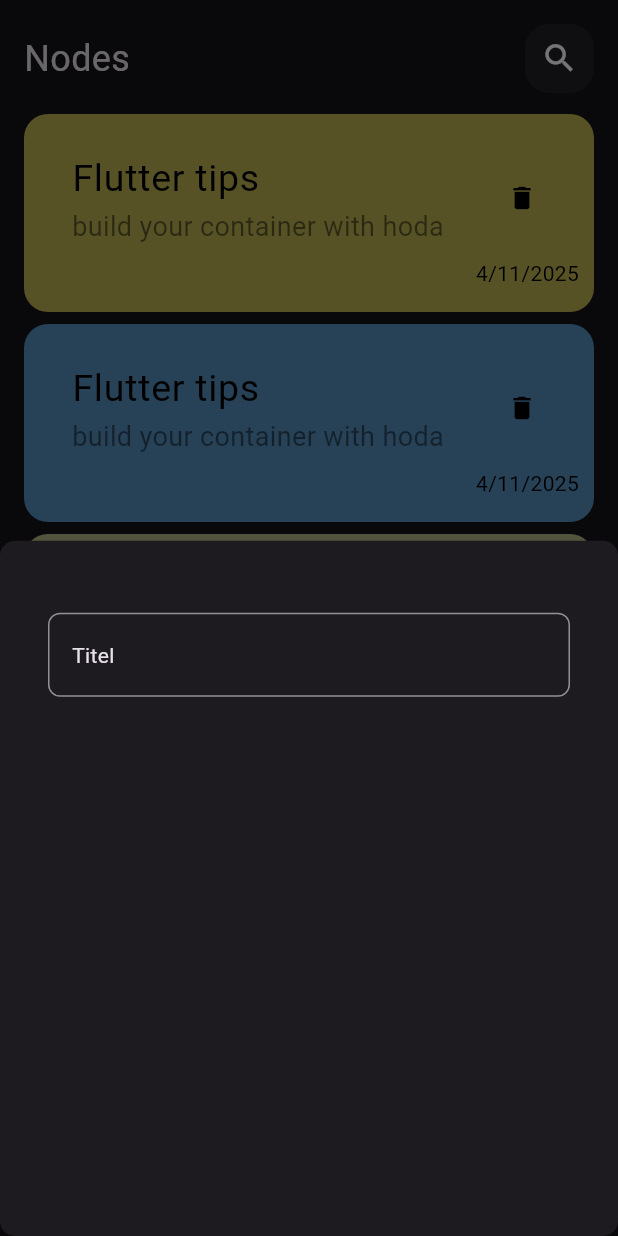
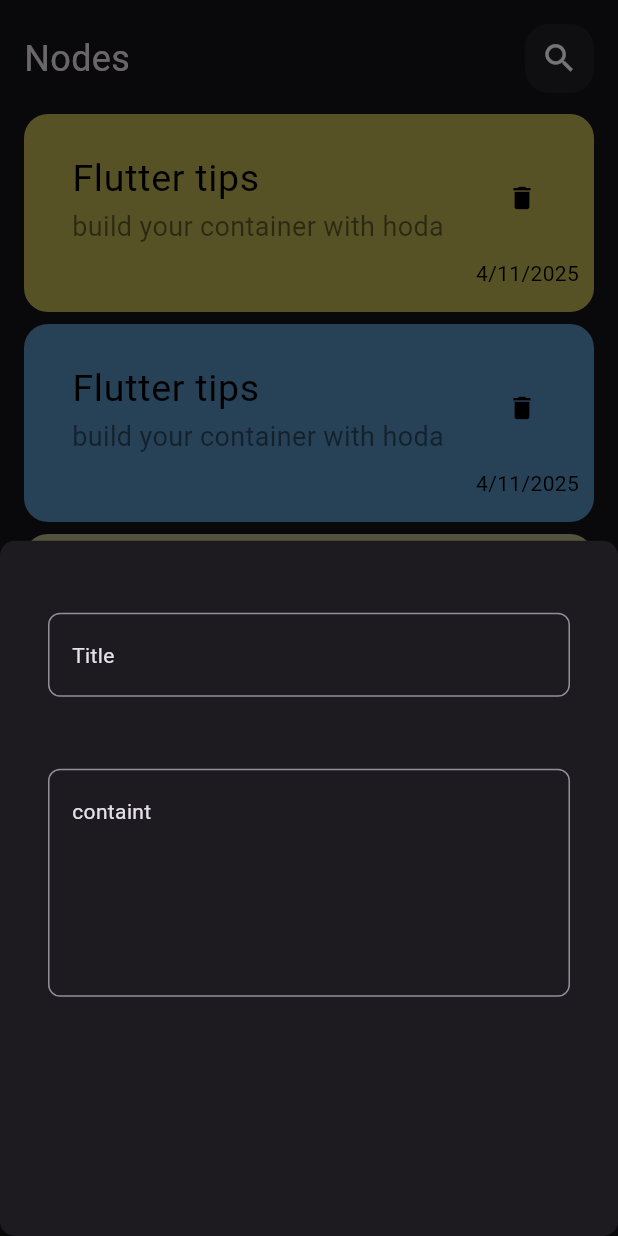
Before and after one commit to Hoda-ramadan/Nodes_app, a Flutter app: the screen it shows after launch, after a tap on the "add" icon, on a phone screen of 412 x 824 dp. Run offline on Flutter 3.47's test engine with Material 3 defaults, Android fonts, the phone set to English and light mode, and no system bars.

Commit message:
add field to bottom sheet

```diff
--- a/lib/widgets/AddModelButtomsheet.dart
+++ b/lib/widgets/AddModelButtomsheet.dart
@@ -8,7 +8,14 @@
   Widget build(BuildContext context) {
     return Padding(
       padding: const EdgeInsets.symmetric(horizontal: 16),
-      child: Column(children: [SizedBox(height: 32), CustomTextFild()]),
+      child: Column(
+        children: [
+          SizedBox(height: 32),
+          CustomTextFild(hint: 'Title'),
+          SizedBox(height: 16),
+          CustomTextFild(hint: "containt", maxline: 5),
+        ],
+      ),
     );
   }
 }
--- a/lib/widgets/custom_text_fild.dart
+++ b/lib/widgets/custom_text_fild.dart
@@ -1,18 +1,21 @@
 import 'package:flutter/material.dart';
 
 class CustomTextFild extends StatelessWidget {
-  const CustomTextFild({super.key});
-
+  const CustomTextFild({super.key, required this.hint, this.maxline = 1});
+  final String hint;
+  final int maxline;
   @override
   Widget build(BuildContext context) {
     return Padding(
       padding: const EdgeInsets.all(16),
       child: TextField(
-        decoration: InputDecoration(
-          border: OutlineInputBorder(borderRadius: BorderRadius.circular(8)),
-          hint: Text("Titel"),
-        ),
+        maxLines: maxline,
+        decoration: InputDecoration(border: buildBorder(), hint: Text(hint)),
       ),
     );
   }
+
+  OutlineInputBorder buildBorder() {
+    return OutlineInputBorder(borderRadius: BorderRadius.circular(8));
+  }
 }
```
